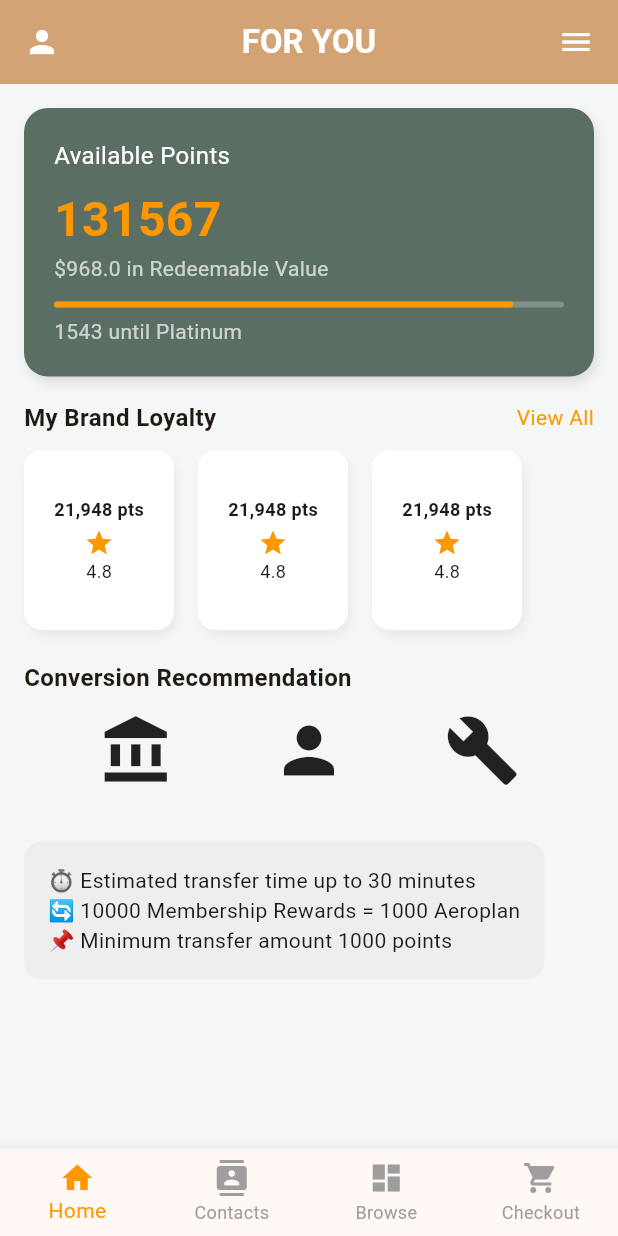
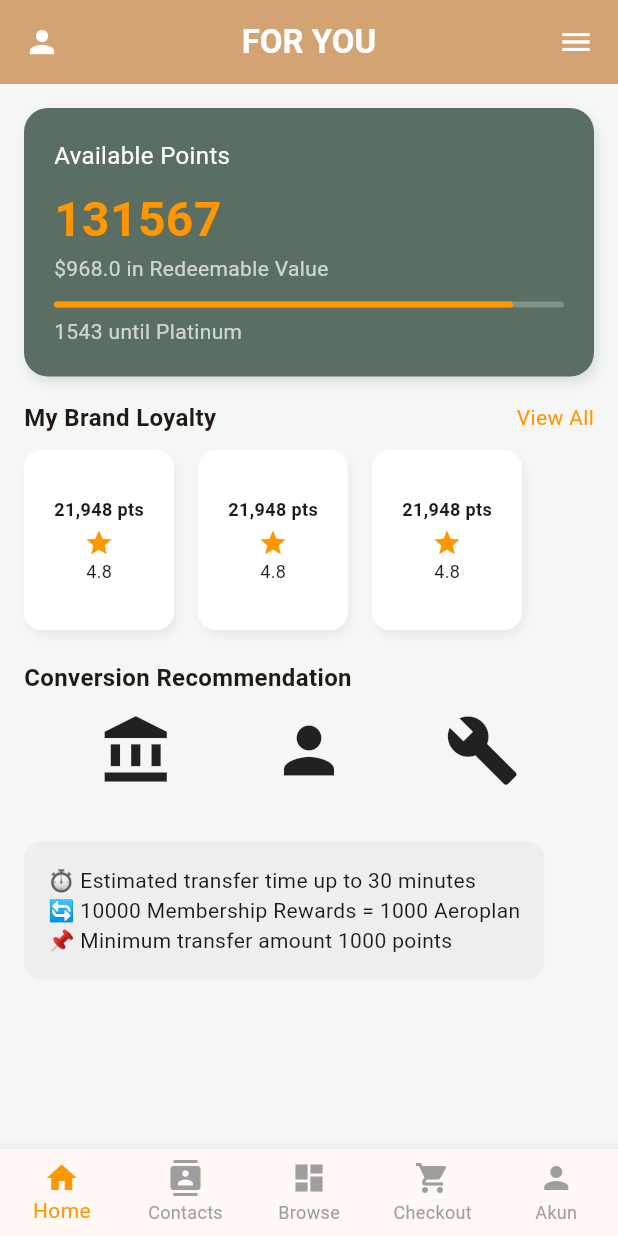
Before and after one commit to aryaravapradana/mobproguts, a Flutter app: the HomePage screen opened by its route, on a phone screen of 412 x 824 dp. Run offline on Flutter 3.47's test engine with Material 3 defaults, Android fonts, the phone set to English and light mode, and no system bars; our stand-ins replace google_fonts.

Commit message:
modify dashboard account home page

```diff
--- a/lib/screens/account_page.dart
+++ b/lib/screens/account_page.dart
@@ -42,14 +42,14 @@ class AccountPage extends StatelessWidget {
                           crossAxisAlignment: CrossAxisAlignment.start,
                           children: [
                             Text(
-                              'Jerrico Natanael',
+                              'Prabowo Unyu',
                               style: TextStyle(
                                 fontSize: 18,
                                 fontWeight: FontWeight.bold,
                               ),
                             ),
                             Text(
-                              '089516119207',
+                              '081234567890',
                               style: TextStyle(
                                 fontSize: 14,
                                 color: Colors.grey,
--- a/lib/screens/dashboard_page.dart
+++ b/lib/screens/dashboard_page.dart
@@ -1,3 +1,4 @@
+// dashboard
 import 'package:flutter/material.dart';
 import 'voucher_page.dart';
 import 'poin_page.dart';
@@ -6,6 +7,7 @@ import 'saldo_page.dart';
 import 'transaksi_page.dart';
 import 'payment_page.dart';
 import '../auth/login_page.dart';
+import 'account_page.dart';
 
 class DashboardPage extends StatelessWidget {
   const DashboardPage({super.key});
@@ -19,6 +21,7 @@ class DashboardPage extends StatelessWidget {
       {'title': 'Saldo', 'page': const SaldoPage()},
       {'title': 'Riwayat Transaksi', 'page': const TransaksiPage()},
       {'title': 'Payment', 'page': const PaymentPage()},
+      {'title': 'Akun', 'page': const AccountPage()},
     ];
 
     return Scaffold(
--- a/lib/screens/home_page.dart
+++ b/lib/screens/home_page.dart
@@ -1,8 +1,61 @@
+// home page
 import 'package:flutter/material.dart';
-import '../widgets/points_card.dart'; // ✅ import widget
+import '../widgets/points_card.dart';
+import 'account_page.dart'; // ✅ Import halaman Akun
 
-class HomePage extends StatelessWidget {
+class HomePage extends StatefulWidget {
   const HomePage({super.key});
+
+  @override
+  State<HomePage> createState() => _HomePageState();
+}
+
+class _HomePageState extends State<HomePage> {
+  int _selectedIndex = 0; // Index untuk mengontrol halaman yang ditampilkan
+
+  // Daftar halaman yang akan ditampilkan oleh BottomNavigationBar
+  final List<Widget> _pages = [
+    const HomePageContent(), // Konten Home yang asli
+    const Center(child: Text('Contacts Page')), // Halaman Contacts
+    const Center(child: Text('Browse Page')), // Halaman Browse
+    const Center(child: Text('Checkout Page')), // Halaman Checkout
+    const AccountPage(), // ✅ Halaman Akun Anda
+  ];
+
+  // Fungsi untuk mengubah halaman saat item navigasi ditekan
+  void _onItemTapped(int index) {
+    setState(() {
+      _selectedIndex = index;
+    });
+  }
+
+  @override
+  Widget build(BuildContext context) {
+    return Scaffold(
+      body: _pages[_selectedIndex], // Menampilkan halaman yang dipilih
+      bottomNavigationBar: BottomNavigationBar(
+        type: BottomNavigationBarType.fixed,
+        selectedItemColor: Colors.orange,
+        unselectedItemColor: Colors.grey,
+        items: const [
+          BottomNavigationBarItem(icon: Icon(Icons.home), label: "Home"),
+          BottomNavigationBarItem(icon: Icon(Icons.contacts), label: "Contacts"),
+          BottomNavigationBarItem(icon: Icon(Icons.dashboard), label: "Browse"),
+          BottomNavigationBarItem(
+              icon: Icon(Icons.shopping_cart), label: "Checkout"),
+          BottomNavigationBarItem(
+              icon: Icon(Icons.person), label: "Akun"), // ✅ Tambahkan item Akun
+        ],
+        currentIndex: _selectedIndex,
+        onTap: _onItemTapped,
+      ),
+    );
+  }
+}
+
+// ✅ Pindahkan semua konten HomePage yang lama ke dalam class terpisah
+class HomePageContent extends StatelessWidget {
+  const HomePageContent({super.key});
 
   @override
   Widget build(BuildContext context) {
@@ -31,7 +84,6 @@ class HomePage extends StatelessWidget {
         child: Column(
           crossAxisAlignment: CrossAxisAlignment.start,
           children: [
-            // ✅ Card Available Points
             Padding(
               padding: const EdgeInsets.all(16.0),
               child: PointsCard(
@@ -41,8 +93,6 @@ class HomePage extends StatelessWidget {
                 progress: 0.9,
               ),
             ),
-
-            // ✅ Brand Loyalty Section
             Padding(
               padding: const EdgeInsets.symmetric(horizontal: 16.0),
               child: Row(
@@ -63,8 +113,6 @@ class HomePage extends StatelessWidget {
               ),
             ),
             const SizedBox(height: 10),
-
-            // Loyalty cards horizontal
             SizedBox(
               height: 120,
               child: ListView.builder(
@@ -80,7 +128,7 @@ class HomePage extends StatelessWidget {
                       borderRadius: BorderRadius.circular(12),
                       boxShadow: [
                         BoxShadow(
-                          color: Colors.black.withValues(alpha: 0.05),
+                          color: Colors.black.withOpacity(0.05),
                           blurRadius: 4,
                           offset: const Offset(2, 4),
                         )
@@ -102,8 +150,6 @@ class HomePage extends StatelessWidget {
               ),
             ),
             const SizedBox(height: 20),
-
-            // ✅ Conversion Recommendation
             const Padding(
               padding: EdgeInsets.symmetric(horizontal: 16.0),
               child: Text(
@@ -115,7 +161,6 @@ class HomePage extends StatelessWidget {
               ),
             ),
             const SizedBox(height: 12),
-
             Row(
               mainAxisAlignment: MainAxisAlignment.spaceEvenly,
               children: const [
@@ -124,10 +169,7 @@ class HomePage extends StatelessWidget {
                 Icon(Icons.build, size: 50),
               ],
             ),
-
             const SizedBox(height: 20),
-
-            // ✅ Transfer Info
             Container(
               margin: const EdgeInsets.all(16),
               padding: const EdgeInsets.all(16),
@@ -147,20 +189,6 @@ class HomePage extends StatelessWidget {
           ],
         ),
       ),
-
-      // ✅ Bottom Navigation
-      bottomNavigationBar: BottomNavigationBar(
-        type: BottomNavigationBarType.fixed,
-        selectedItemColor: Colors.orange,
-        unselectedItemColor: Colors.grey,
-        items: const [
-          BottomNavigationBarItem(icon: Icon(Icons.home), label: "Home"),
-          BottomNavigationBarItem(icon: Icon(Icons.contacts), label: "Contacts"),
-          BottomNavigationBarItem(icon: Icon(Icons.dashboard), label: "Browse"),
-          BottomNavigationBarItem(
-              icon: Icon(Icons.shopping_cart), label: "Checkout"),
-        ],
-      ),
     );
   }
 }
```
Also changed, not shown: lib/screens/loyalty_screen.dart (added, +284 -0 lines).
